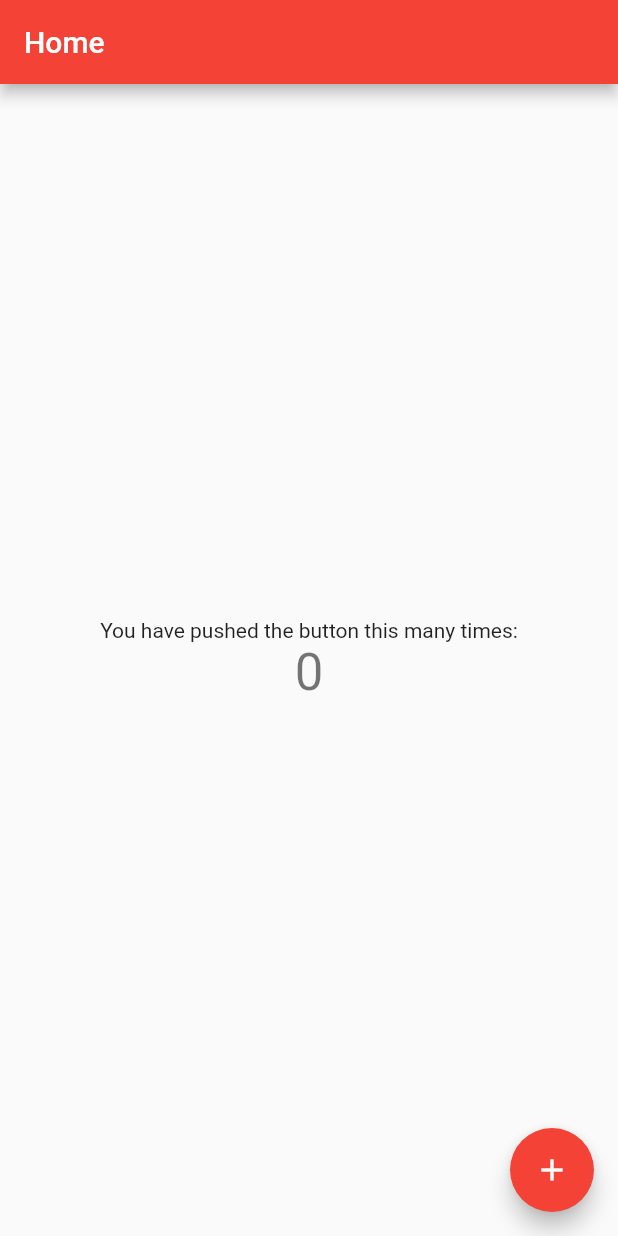
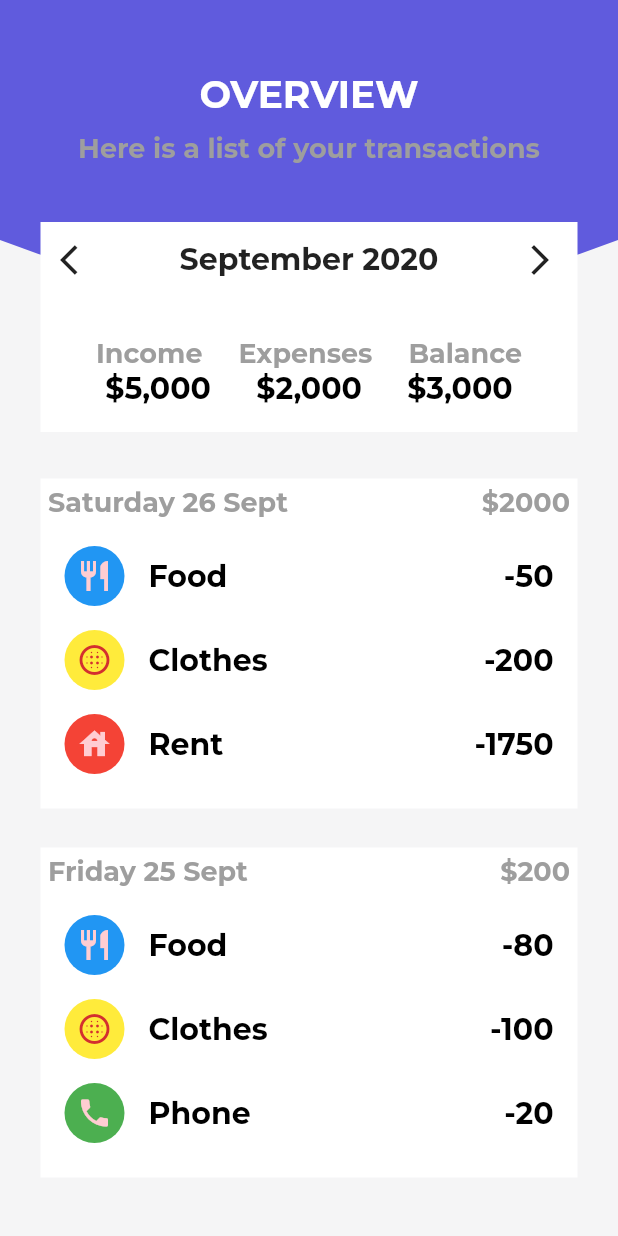
Before and after one commit to colekid/Finance_Tracker, a Flutter app: the screen it shows after launch, on a phone screen of 412 x 824 dp. Run offline on Flutter 3.47's test engine with Material 2 defaults, Android fonts, the phone set to English and light mode, and no system bars; our stand-ins replace flutter_custom_clippers, google_fonts.

Commit message:
UI changes

```diff
--- a/lib/main.dart
+++ b/lib/main.dart
@@ -1,4 +1,6 @@
 import 'package:flutter/material.dart';
+import 'package:flutter_custom_clippers/flutter_custom_clippers.dart';
+import 'package:google_fonts/google_fonts.dart';
 
 void main() {
   runApp(MyApp());
@@ -11,15 +13,6 @@ class MyApp extends StatelessWidget {
     return MaterialApp(
       title: 'Financial App',
       theme: ThemeData(
-        // This is the theme of your application.
-        //
-        // Try running your application with "flutter run". You'll see the
-        // application has a blue toolbar. Then, without quitting the app, try
-        // changing the primarySwatch below to Colors.green and then invoke
-        // "hot reload" (press "r" in the console where you ran "flutter run",
-        // or simply save your changes to "hot reload" in a Flutter IDE).
-        // Notice that the counter didn't reset back to zero; the application
-        // is not restarted.
         primarySwatch: Colors.red,
       ),
       home: MyHomePage(title: 'Home'),
@@ -30,15 +23,6 @@ class MyApp extends StatelessWidget {
 class MyHomePage extends StatefulWidget {
   MyHomePage({Key key, this.title}) : super(key: key);
 
-  // This widget is the home page of your application. It is stateful, meaning
-  // that it has a State object (defined below) that contains fields that affect
-  // how it looks.
-
-  // This class is the configuration for the state. It holds the values (in this
-  // case the title) provided by the parent (in this case the App widget) and
-  // used by the build method of the State. Fields in a Widget subclass are
-  // always marked "final".
-
   final String title;
 
   @override
@@ -46,68 +30,192 @@ class MyHomePage extends StatefulWidget {
 }
 
 class _MyHomePageState extends State<MyHomePage> {
-  int _counter = 0;
+  TextStyle namestyle = GoogleFonts.montserrat(
+      fontWeight: FontWeight.w700, color: Colors.grey, fontSize: 18);
 
-  void _incrementCounter() {
-    setState(() {
-      // This call to setState tells the Flutter framework that something has
-      // changed in this State, which causes it to rerun the build method below
-      // so that the display can reflect the updated values. If we changed
-      // _counter without calling setState(), then the build method would not be
-      // called again, and so nothing would appear to happen.
-      _counter++;
-    });
+  TextStyle amountstyle = GoogleFonts.montserrat(
+      fontWeight: FontWeight.w700, color: Colors.black, fontSize: 20);
+
+  Widget buildTransactionCard(String date, String totalAmount, Widget transact1,
+      Widget transact2, Widget transact3) {
+    return Container(
+      margin: EdgeInsets.symmetric(vertical: 8.0, horizontal: 19.0),
+      height: 220,
+      decoration: BoxDecoration(color: Colors.white),
+      child: Column(
+        children: <Widget>[
+          Row(
+            mainAxisAlignment: MainAxisAlignment.spaceBetween,
+            children: <Widget>[
+              Container(
+                alignment: Alignment.centerLeft,
+                margin: EdgeInsets.only(top: 5.0, left: 5.0),
+                child: Text(
+                  date,
+                  style: namestyle,
+                ),
+              ),
+              Container(
+                alignment: Alignment.centerRight,
+                margin: EdgeInsets.only(top: 5.0, right: 5.0),
+                child: Text(
+                  totalAmount,
+                  style: namestyle,
+                ),
+              )
+            ],
+          ),
+          SizedBox(
+            height: 10.0,
+          ),
+          transact1,
+          transact2,
+          transact3
+        ],
+      ),
+    );
+  }
+
+  Widget buildAmount(
+      Color bg_color, String name, String amount, IconData icon) {
+    return ListTile(
+      leading: CircleAvatar(
+        backgroundColor: bg_color,
+        child: Center(
+          child: Icon(icon),
+        ),
+      ),
+      title: Text(
+        name,
+        style: amountstyle,
+      ),
+      trailing: Text(
+        amount,
+        style: amountstyle,
+      ),
+    );
   }
 
   @override
   Widget build(BuildContext context) {
-    // This method is rerun every time setState is called, for instance as done
-    // by the _incrementCounter method above.
-    //
-    // The Flutter framework has been optimized to make rerunning build methods
-    // fast, so that you can just rebuild anything that needs updating rather
-    // than having to individually change instances of widgets.
     return Scaffold(
-      appBar: AppBar(
-        // Here we take the value from the MyHomePage object that was created by
-        // the App.build method, and use it to set our appbar title.
-        title: Text(widget.title),
+      backgroundColor: Color(0xFFF5F5F6),
+      body: Stack(
+        children: <Widget>[
+          ClipPath(
+            clipper: OvalBottomBorderClipper(),
+            child: Container(
+              width: MediaQuery.of(context).size.width,
+              height: 200,
+              decoration: BoxDecoration(color: Color(0xFF605BDD)),
             ),
-      body: Center(
-        // Center is a layout widget. It takes a single child and positions it
-        // in the middle of the parent.
+          ),
+          ListView(
+            padding: EdgeInsets.all(8.0),
+            children: <Widget>[
+              SizedBox(
+                height: 40.0,
+              ),
+              Container(
+                alignment: Alignment.center,
+                child: Text(
+                  "OVERVIEW",
+                  style: GoogleFonts.montserrat(
+                      fontSize: 25,
+                      color: Colors.white,
+                      fontWeight: FontWeight.w700),
+                ),
+              ),
+              SizedBox(
+                height: 10.0,
+              ),
+              Container(
+                alignment: Alignment.center,
+                child: Text(
+                  "Here is a list of your transactions",
+                  style: GoogleFonts.montserrat(
+                      fontSize: 18,
+                      color: Colors.grey,
+                      fontWeight: FontWeight.w700),
+                ),
+              ),
+              SizedBox(
+                height: 30.0,
+              ),
+              Container(
+                padding: EdgeInsets.all(13.0),
+                margin: EdgeInsets.symmetric(vertical: 8.0, horizontal: 19.0),
+                height: 140,
+                decoration: BoxDecoration(color: Colors.white),
                 child: Column(
-          // Column is also a layout widget. It takes a list of children and
-          // arranges them vertically. By default, it sizes itself to fit its
-          // children horizontally, and tries to be as tall as its parent.
-          //
-          // Invoke "debug painting" (press "p" in the console, choose the
-          // "Toggle Debug Paint" action from the Flutter Inspector in Android
-          // Studio, or the "Toggle Debug Paint" command in Visual Studio Code)
-          // to see the wireframe for each widget.
-          //
-          // Column has various properties to control how it sizes itself and
-          // how it positions its children. Here we use mainAxisAlignment to
-          // center the children vertically; the main axis here is the vertical
-          // axis because Columns are vertical (the cross axis would be
-          // horizontal).
-          mainAxisAlignment: MainAxisAlignment.center,
+                  children: <Widget>[
+                    Row(
+                      mainAxisAlignment: MainAxisAlignment.spaceBetween,
+                      children: <Widget>[
+                        Icon(Icons.arrow_back_ios),
+                        Text(
+                          "September 2020",
+                          style: GoogleFonts.montserrat(
+                              fontSize: 20, fontWeight: FontWeight.w700),
+                        ),
+                        Icon(Icons.arrow_forward_ios)
+                      ],
+                    ),
+                    SizedBox(
+                      height: 40.0,
+                    ),
+                    Row(
+                      mainAxisAlignment: MainAxisAlignment.spaceEvenly,
                       children: <Widget>[
                         Text(
-              'You have pushed the button this many times:',
+                          "Income",
+                          style: namestyle,
                         ),
                         Text(
-              '$_counter',
-              style: Theme.of(context).textTheme.headline4,
+                          "Expenses",
+                          style: namestyle,
+                        ),
+                        Text(
+                          "Balance",
+                          style: namestyle,
                         ),
                       ],
                     ),
+                    Row(
+                      mainAxisAlignment: MainAxisAlignment.spaceEvenly,
+                      children: <Widget>[
+                        Text("\$5,000", style: amountstyle),
+                        Text("\$2,000", style: amountstyle),
+                        Text("\$3,000", style: amountstyle),
+                      ],
+                    )
+                  ],
                 ),
-      floatingActionButton: FloatingActionButton(
-        onPressed: _incrementCounter,
-        tooltip: 'Increment',
-        child: Icon(Icons.add),
-      ), // This trailing comma makes auto-formatting nicer for build methods.
+              ),
+              SizedBox(
+                height: 15.0,
+              ),
+              buildTransactionCard(
+                  "Saturday 26 Sept",
+                  "\$2000",
+                  buildAmount(Colors.blue, "Food", "-50", Icons.restaurant),
+                  buildAmount(
+                      Colors.yellow, "Clothes", "-200", Icons.blur_circular),
+                  buildAmount(Colors.red, "Rent", "-1750", Icons.house)),
+              SizedBox(
+                height: 10.0,
+              ),
+              buildTransactionCard(
+                  "Friday 25 Sept",
+                  "\$200",
+                  buildAmount(Colors.blue, "Food", "-80", Icons.restaurant),
+                  buildAmount(
+                      Colors.yellow, "Clothes", "-100", Icons.blur_circular),
+                  buildAmount(Colors.green, "Phone", "-20", Icons.phone))
+            ],
+          )
+        ],
+      ),
     );
   }
 }
--- a/pubspec.yaml
+++ b/pubspec.yaml
@@ -21,6 +21,9 @@ environment:
   sdk: ">=2.7.0 <3.0.0"
 
 dependencies:
+  intl:
+  google_fonts:
+  flutter_custom_clippers:
   flutter:
     sdk: flutter
 
```
Also changed, not shown: pubspec.lock, 5 other files. Lines whose indentation alone changed are shown as unchanged.
